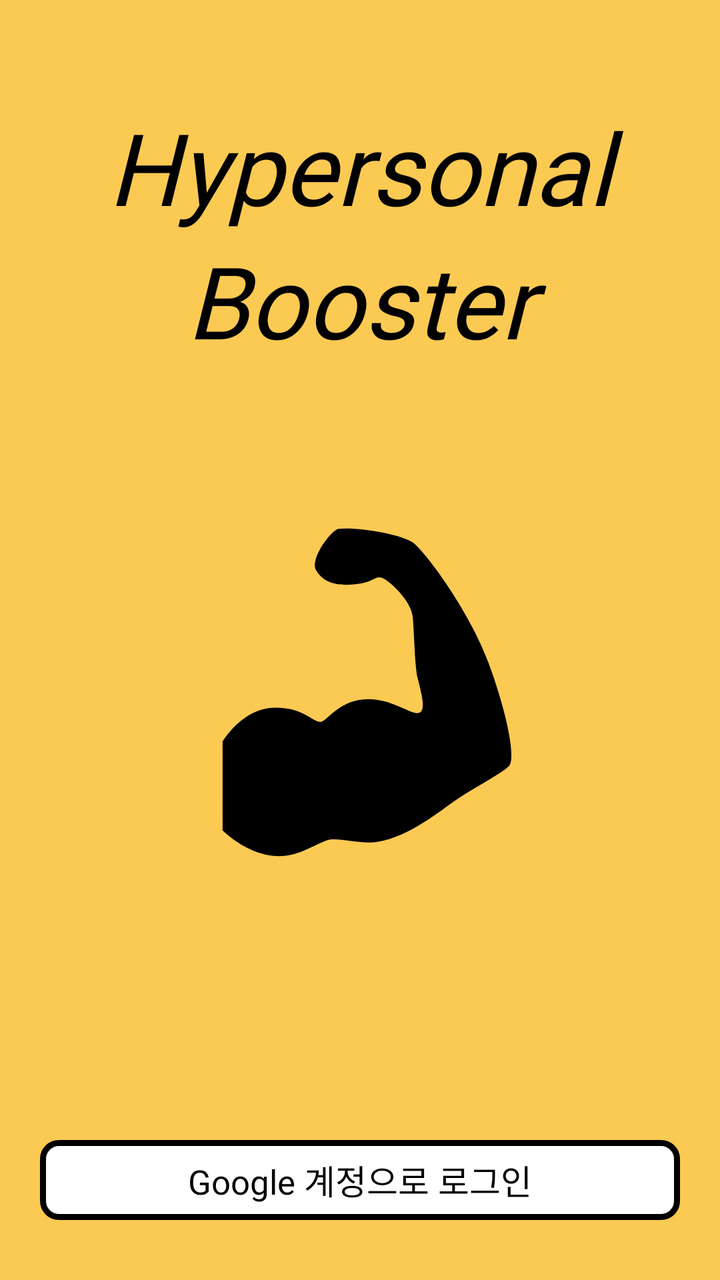
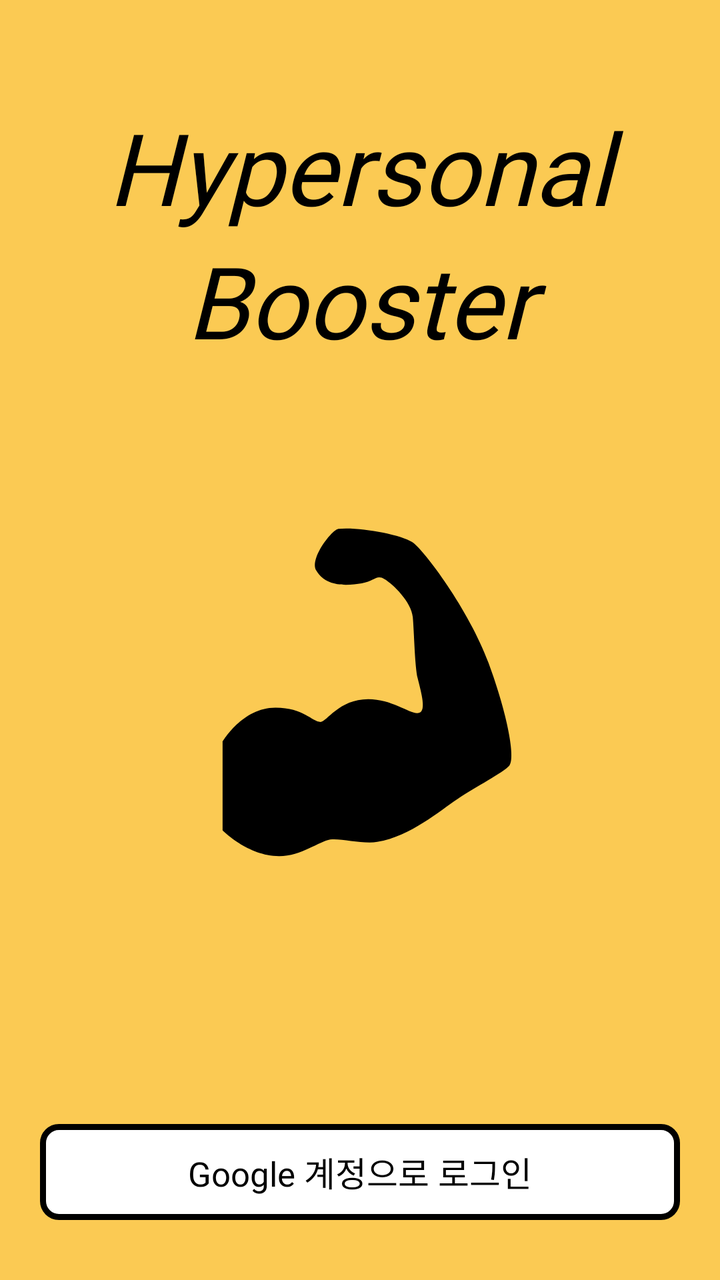

The first picture is an Android layout as it rendered before a commit; the second is the same layout after the commit. The layout source and the unified diff follow.
<!-- AndroidManifest.xml: application theme Theme.HyperBooster -->
<!-- res/layout/layout_login.xml -->
<?xml version="1.0" encoding="utf-8"?>
<androidx.constraintlayout.widget.ConstraintLayout xmlns:android="http://schemas.android.com/apk/res/android"
    xmlns:app="http://schemas.android.com/apk/res-auto"
    xmlns:tools="http://schemas.android.com/tools"
    android:layout_width="match_parent"
    android:layout_height="match_parent"
    android:background="@color/main_color">

    <TextView
        android:id="@+id/textView1"
        android:layout_width="350dp"
        android:layout_height="wrap_content"
        android:layout_marginTop="50dp"
        android:fontFamily="@font/font_bold"
        android:gravity="center"
        android:text="Hypersonal"
        android:textColor="@color/black"
        android:textSize="50dp"
        android:textStyle="italic"
        app:layout_constraintBottom_toTopOf="@+id/textView2"
        app:layout_constraintEnd_toEndOf="parent"
        app:layout_constraintHorizontal_bias="0.5"
        app:layout_constraintStart_toStartOf="parent"
        app:layout_constraintTop_toTopOf="parent"
        app:layout_constraintVertical_chainStyle="packed" />

    <TextView
        android:id="@+id/textView2"
        android:layout_width="350dp"
        android:layout_height="wrap_content"
        android:fontFamily="@font/font_bold"
        android:gravity="center"
        android:text="Booster"
        android:textColor="@color/black"
        android:textSize="50dp"
        android:textStyle="italic"
        app:layout_constraintEnd_toEndOf="parent"
        app:layout_constraintHorizontal_bias="0.5"
        app:layout_constraintStart_toStartOf="parent"
        app:layout_constraintTop_toBottomOf="@+id/textView1"
        app:layout_constraintVertical_bias="0.219" />

    <ImageView
        android:id="@+id/icon_weight"
        android:layout_width="200dp"
        android:layout_height="200dp"
        android:layout_marginTop="50dp"
        android:src="@drawable/icon_main"
        app:layout_constraintBottom_toBottomOf="parent"
        app:layout_constraintEnd_toEndOf="parent"
        app:layout_constraintHorizontal_bias="0.497"
        app:layout_constraintStart_toStartOf="parent"
        app:layout_constraintTop_toTopOf="parent" />

    <android.widget.Button
        style="?android:attr/borderlessButtonStyle"
        android:id="@+id/login"
        android:layout_width="0dp"
        android:layout_height="40dp"
        android:layout_marginHorizontal="20dp"
        android:layout_marginBottom="30dp"
        android:background="@drawable/btn_login"
        android:fontFamily="@font/font_medium"
        android:textAllCaps="false"
        android:text="Google 계정으로 로그인"
        android:textColor="@color/black"
        android:textSize="17sp"
        app:layout_constraintBottom_toBottomOf="parent"
        app:layout_constraintEnd_toEndOf="parent"
        app:layout_constraintHorizontal_bias="0.25"
        app:layout_constraintStart_toStartOf="parent"
        app:layout_constraintVertical_bias="0.979" />

</androidx.constraintlayout.widget.ConstraintLayout>
<!-- resources referenced by this layout -->
<resources>
  <color name="black">#FF000000</color>
  <color name="main_color">#FBCA53</color>
  <!-- drawable btn_login (drawable) -->
  <?xml version="1.0" encoding="utf-8"?>
  <shape xmlns:android="http://schemas.android.com/apk/res/android" >
      <solid android:color="#FFFFFF"/>
      <corners
          android:radius="8sp"/>
      <stroke
          android:width="3sp"
          android:color="#000000" />
  </shape>
  <!-- drawable icon_main (drawable) -->
  <vector xmlns:android="http://schemas.android.com/apk/res/android"
      android:width="298dp"
      android:height="298dp"
      android:viewportWidth="298"
      android:viewportHeight="298">
    <group>
      <clip-path
          android:pathData="M0,0h298v298h-298z"/>
      <path
          android:fillColor="#FF000000"
          android:pathData="M133.48,28.96C128.73,29.46 111.75,50.94 116.93,60 124.35,72.95 140.93,71.05 150.77,69.5 160.61,67.95 161.6,62.73 167.81,66.4 174.02,70.06 187.8,83.32 188.83,94.71 189.85,106.1 190.32,131.4 192.46,140.21 194.6,149.03 198.67,162.6 194.57,165.55 189.11,169.36 175.6,155.8 155.61,155.8 133.88,155.8 124.57,172.81 120.07,172.81 113.86,172.81 107.65,162.22 86.54,162.22 61.71,162.22 47.12,187.62 47.12,187.62L47.12,253.58C47.12,253.58 65.99,272.79 89.28,272.79 105.67,272.79 119.45,261.53 127.3,260.38 135.16,259.23 151.58,263.95 162.38,262.15 187.21,257.99 208.94,238.87 222.35,230.05 235.76,221.23 256.09,210.56 260.75,205.4 265.41,200.25 259.73,168.15 245.23,128.82 230.73,89.49 197.11,44.48 188.33,38.8 179.54,33.12 148.47,27.41 133.48,28.96Z"/>
    </group>
  </vector>
  <style name="Theme.HyperBooster" parent="Theme.AppCompat.DayNight.NoActionBar">
          
          <item name="colorPrimary">@color/purple_500</item>
          <item name="colorPrimaryVariant">@color/purple_700</item>
          <item name="colorOnPrimary">@color/white</item>
          
          <item name="colorSecondary">@color/teal_200</item>
          <item name="colorSecondaryVariant">@color/teal_700</item>
          <item name="colorOnSecondary">@color/black</item>
          
          <item name="android:statusBarColor" tools:targetApi="l">@color/black</item>
          
      </style>
  <color name="purple_500">#FF6200EE</color>
  <color name="purple_700">#FF3700B3</color>
  <color name="white">#FFFFFFFF</color>
  <color name="teal_200">#FF03DAC5</color>
  <color name="teal_700">#FF018786</color>
</resources>

<!-- the commit's change to res/layout/layout_login.xml (unified diff, before → after) -->
@@ -56,7 +56,7 @@
         style="?android:attr/borderlessButtonStyle"
         android:id="@+id/login"
         android:layout_width="0dp"
-        android:layout_height="40dp"
+        android:layout_height="wrap_content"
         android:layout_marginHorizontal="20dp"
         android:layout_marginBottom="30dp"
         android:background="@drawable/btn_login"
